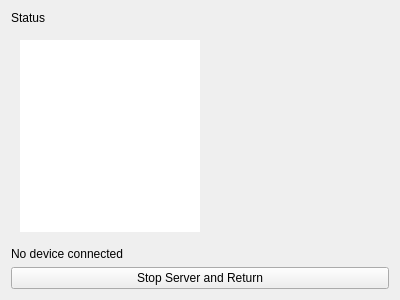
The window that src/networking/server.ui (kitswas/VirtualGamePad-PC) describes before a commit, drawn with Qt 5.
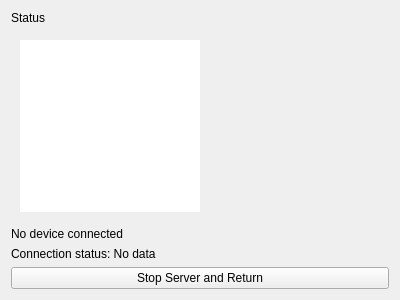
The same window after the commit.

Commit message: Connection Stats

```diff
--- a/src/networking/server.ui
+++ b/src/networking/server.ui
@@ -83,6 +83,19 @@
      </property>
     </widget>
    </item>
+   <item>
+    <widget class="QLabel" name="connectionStatsLabel">
+     <property name="text">
+      <string>Connection status: No data</string>
+     </property>
+     <property name="textFormat">
+      <enum>Qt::MarkdownText</enum>
+     </property>
+     <property name="textInteractionFlags">
+      <set>Qt::TextBrowserInteraction</set>
+     </property>
+    </widget>
+   </item>
    <item>
     <widget class="QPushButton" name="stopButton">
      <property name="text">
```
Left out of the diff: 3 changed lines with no effect on the pictures. The commit also changes 2 other files.
